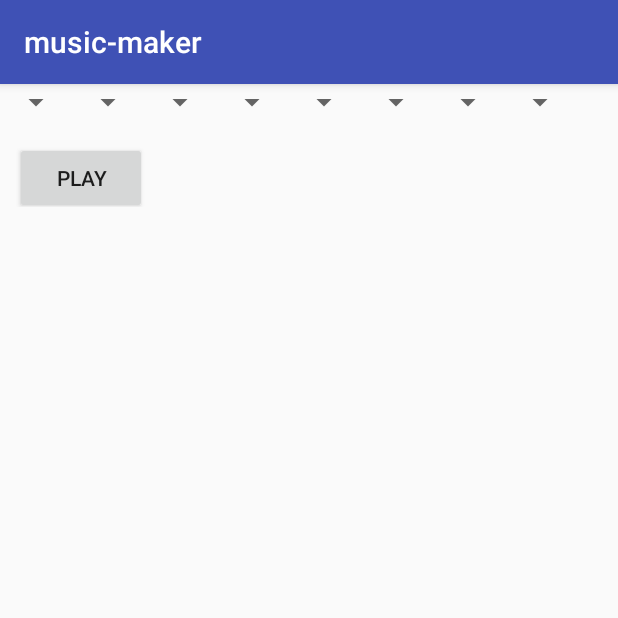
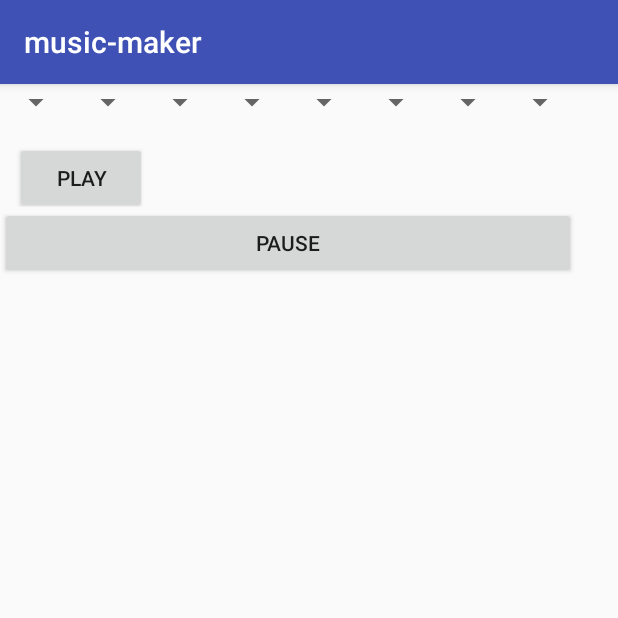
Before and after one commit to tangojack/music-maker, an Android app: the screen it shows after launch (MainActivity), on a phone screen of 412 x 824 dp, the top half of it. Run offline under Robolectric (Android 15) with nearby library versions, the phone set to English and light mode, and no system bars.

Commit message:
pause feature added

```diff
--- a/app/src/main/java/inquilab/music_maker/MainActivity.java
+++ b/app/src/main/java/inquilab/music_maker/MainActivity.java
@@ -49,6 +49,10 @@ public class MainActivity extends AppCompatActivity {
 //        }
         stream[stream_id] = getResources().openRawResource(resource_id);
     }
+    boolean flag=true;
+    private void pauseclick(){
+        flag=false;
+    }
     @Override
     protected void onCreate(Bundle savedInstanceState) {
         super.onCreate(savedInstanceState);
@@ -82,12 +86,19 @@ public class MainActivity extends AppCompatActivity {
                 .build();
 //        setResource(0, R.raw.guitarc4);
 //        setResource(1, R.raw.guitarc3);
+        Button pause=(Button) findViewById(R.id.button2);
+        pause.setOnClickListener(new View.OnClickListener() {
+            @Override
+            public void onClick(View view) {
 
+                pauseclick();
+            }
+        });
         Button play = (Button) findViewById(R.id.play);
         play.setOnClickListener(new View.OnClickListener() {
             @Override
             public void onClick(View view) {
-                while (true) {
+                while (flag) {
                     Runnable r = new Runnable() {
                         @Override
                         public void run() {
--- a/app/src/main/res/layout/activity_main.xml
+++ b/app/src/main/res/layout/activity_main.xml
@@ -1,5 +1,6 @@
 <?xml version="1.0" encoding="utf-8"?>
 <LinearLayout xmlns:android="http://schemas.android.com/apk/res/android"
+    xmlns:tools="http://schemas.android.com/tools"
     android:orientation="vertical" android:layout_width="wrap_content"
     android:layout_height="wrap_content">
 
@@ -61,4 +62,12 @@
             />
 
     </LinearLayout>
+
+    <Button
+        android:id="@+id/button2"
+        android:layout_width="match_parent"
+        android:layout_height="wrap_content"
+        android:onClick="pauseclick"
+        android:text="Pause" />
+
 </LinearLayout>
```
